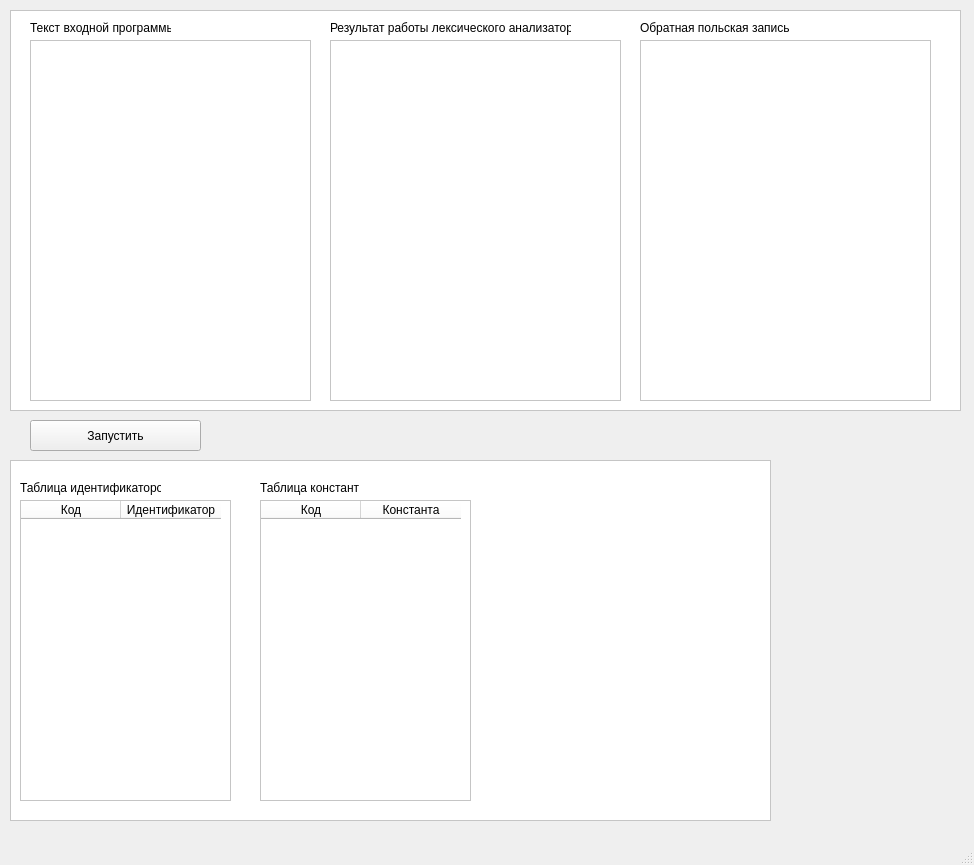
S0larAna/R-to-PHP-translator, file main-window.ui: the form before one commit.
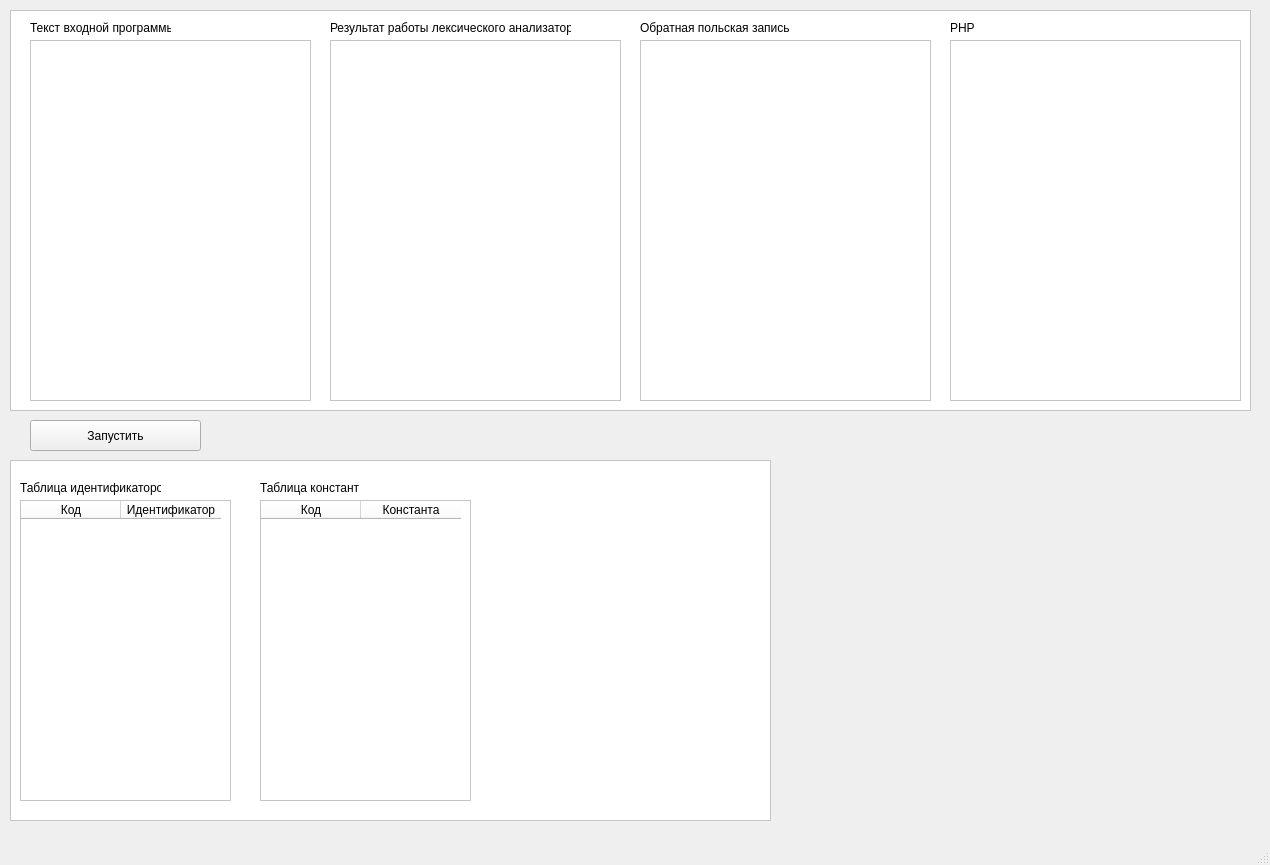
The form after the commit.

```diff
--- a/main-window.ui
+++ b/main-window.ui
@@ -6,7 +6,7 @@
    <rect>
     <x>0</x>
     <y>0</y>
-    <width>974</width>
+    <width>1270</width>
     <height>865</height>
    </rect>
   </property>
@@ -19,7 +19,7 @@
      <rect>
       <x>10</x>
       <y>10</y>
-      <width>951</width>
+      <width>1241</width>
       <height>401</height>
      </rect>
     </property>
@@ -105,6 +105,29 @@
       <string>Обратная польская запись</string>
      </property>
     </widget>
+    <widget class="QLabel" name="label_4">
+     <property name="geometry">
+      <rect>
+       <x>940</x>
+       <y>10</y>
+       <width>241</width>
+       <height>16</height>
+      </rect>
+     </property>
+     <property name="text">
+      <string>PHP</string>
+     </property>
+    </widget>
+    <widget class="QTextEdit" name="phpOutput">
+     <property name="geometry">
+      <rect>
+       <x>940</x>
+       <y>30</y>
+       <width>291</width>
+       <height>361</height>
+      </rect>
+     </property>
+    </widget>
    </widget>
    <widget class="QPushButton" name="runButton">
     <property name="geometry">
```
Left out of the diff: 2 changed lines with no effect on the pictures.
